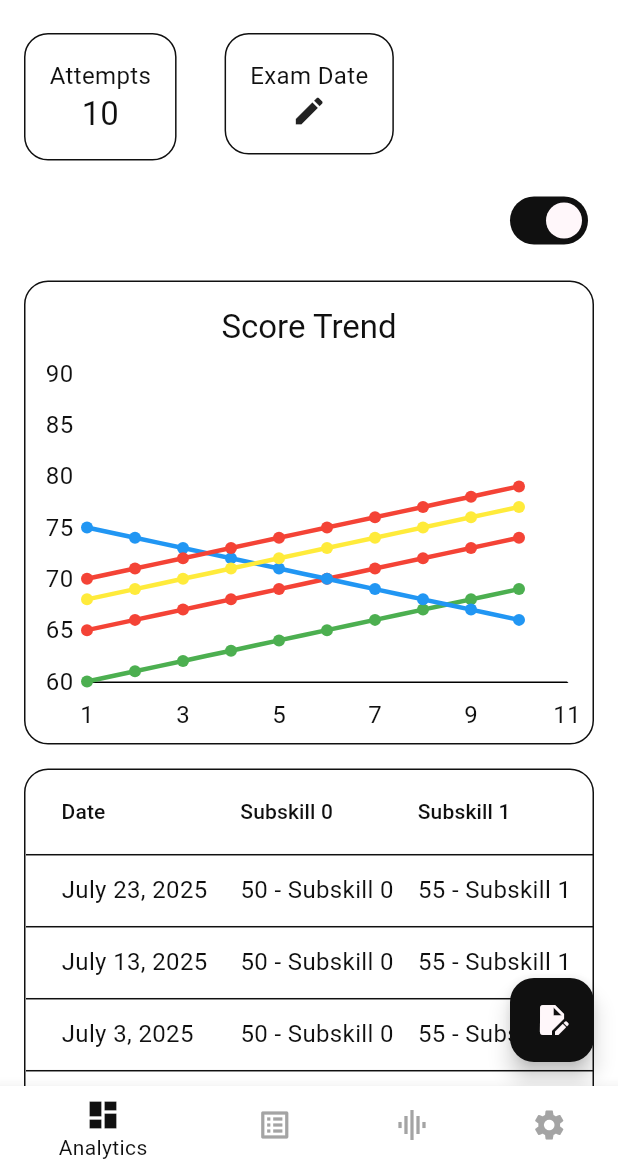
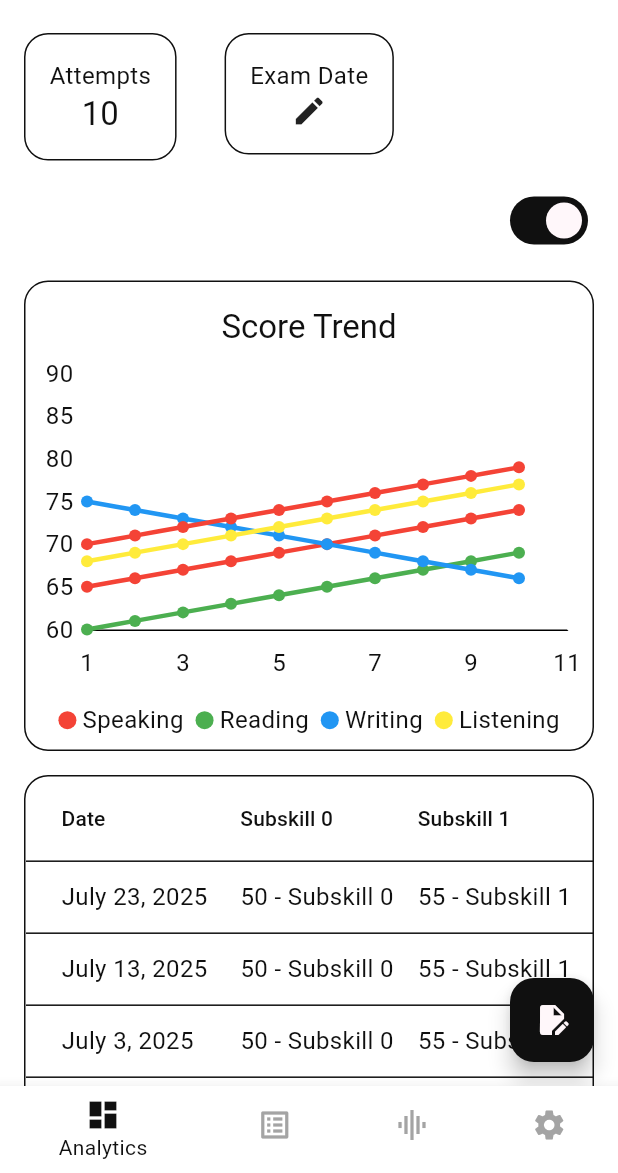
Before and after one commit to purushyb/ExamAnalyzer, a Flutter app: the screen it shows after launch, on a phone screen of 412 x 824 dp, the part 63-1236 px from its top. Run offline on Flutter 3.47's test engine with Material 3 defaults, Android fonts, the phone set to English and light mode, and no system bars; drawn by our look-alikes of fl_chart; our stand-ins replace file_picker, freezed_annotation, go_router, logger, permission_handler, shared_preferences and 1 more; missing offline and left inert: flutter_audio_capture, pitch_detector_dart; accounts and stored records are empty.

Commit message:
Added legened to the the main skills graph

```diff
--- a/lib/ui/core/themes/dimens.dart
+++ b/lib/ui/core/themes/dimens.dart
@@ -77,7 +77,7 @@ final class _DimensMobile extends Dimens {
   double get aspectRatio => 0.5;
 
   @override
-  double get smallWidgetAspectRatio => 1.23;
+  double get smallWidgetAspectRatio => 16 / 9;
 }
 
 /// Mobile dimensions
@@ -94,7 +94,7 @@ final class _DimensMobileLandscape extends Dimens {
   double get aspectRatio => 3.5;
 
   @override
-  double get smallWidgetAspectRatio => 3.5;
+  double get smallWidgetAspectRatio => 16 / 9;
 }
 
 /// Desktop/Web dimensions
--- a/lib/ui/core/ui/reusables/analytics_line_chart_widget.dart
+++ b/lib/ui/core/ui/reusables/analytics_line_chart_widget.dart
@@ -138,18 +138,32 @@ class AnalyticsLineChartState extends State<AnalyticsLineChart> {
     super.initState();
   }
 
+  Widget _buildLegendItem({required Color color, required String text}) {
+    return Padding(
+      padding: const EdgeInsetsGeometry.symmetric(horizontal: 4, vertical: 8),
+      child: Row(
+        mainAxisSize: MainAxisSize.min,
+        children: [
+          Container(
+            width: 12,
+            height: 12,
+            alignment: Alignment.bottomRight,
+            decoration: BoxDecoration(shape: BoxShape.circle, color: color),
+          ),
+          const SizedBox(width: 4),
+          Text(text),
+        ],
+      ),
+    );
+  }
+
   @override
   Widget build(BuildContext context) {
     return BasePaddingWidget(
       child: ContainerWithBorder(
         constraints: BoxConstraints(maxWidth: 800),
-        child: AspectRatio(
-          aspectRatio: Dimens.of(context).smallWidgetAspectRatio,
-          child: Stack(
-            children: <Widget>[
-              Column(
-                crossAxisAlignment: CrossAxisAlignment.stretch,
-                children: <Widget>[
+        child: Column(
+          children: [
             Padding(
               padding: const EdgeInsets.all(16.0),
               child: Text(
@@ -158,18 +172,48 @@ class AnalyticsLineChartState extends State<AnalyticsLineChart> {
                 textAlign: TextAlign.center,
               ),
             ),
-                  Expanded(
+            AspectRatio(
+              aspectRatio: Dimens.of(context).smallWidgetAspectRatio,
+              child: Expanded(
                 child: Padding(
                   padding: const EdgeInsets.only(right: 16),
                   child: _LineChart(dataPoints: widget.lineChartData),
                 ),
+              ),
+            ),
+            Wrap(
+              direction: Axis.horizontal,
+              alignment: WrapAlignment.spaceEvenly,
+              children: [
+                _buildLegendItem(
+                  color: ChartUtils.getColorWithName(
+                    AppLocalization.of(context).speakingTitle,
+                  ),
+                  text: AppLocalization.of(context).speakingTitle,
+                ),
+                _buildLegendItem(
+                  color: ChartUtils.getColorWithName(
+                    AppLocalization.of(context).readingTitle,
+                  ),
+                  text: AppLocalization.of(context).readingTitle,
+                ),
+                _buildLegendItem(
+                  color: ChartUtils.getColorWithName(
+                    AppLocalization.of(context).writingTitle,
+                  ),
+                  text: AppLocalization.of(context).writingTitle,
+                ),
+                _buildLegendItem(
+                  color: ChartUtils.getColorWithName(
+                    AppLocalization.of(context).listeningTitle,
+                  ),
+                  text: AppLocalization.of(context).listeningTitle,
                 ),
               ],
             ),
           ],
         ),
       ),
-      ),
     );
   }
 }
```
Lines whose indentation alone changed are shown as unchanged.
